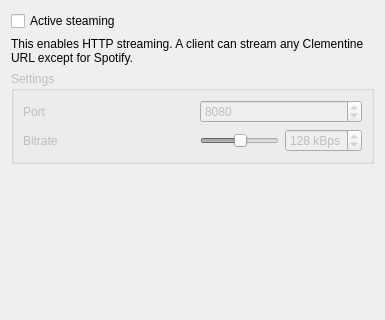
The window that src/ui/streamingsettingspage.ui (clementine-player/Clementine) describes before a commit, drawn with Qt 5; both pictures show x 0 to 385 and y 0 to 320 of the 385 by 528 pixel window.
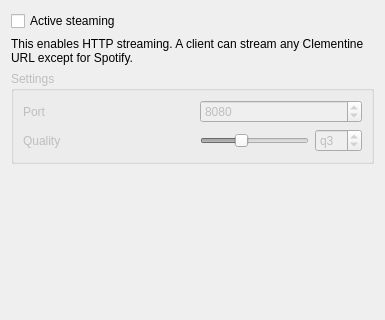
The same window after the commit.

Commit message: - Use quality instead of bitrate. - pagestep for slidebar is now one.

```diff
--- a/src/ui/streamingsettingspage.ui
+++ b/src/ui/streamingsettingspage.ui
@@ -84,7 +84,7 @@
       <item row="2" column="0">
        <widget class="QLabel" name="label_2">
         <property name="text">
-         <string>Bitrate</string>
+         <string>Quality</string>
         </property>
        </widget>
       </item>
@@ -92,11 +92,17 @@
        <layout class="QHBoxLayout" name="horizontalLayout">
         <item>
          <widget class="QSlider" name="bitrate_slider">
+          <property name="minimum">
+           <number>-1</number>
+          </property>
           <property name="maximum">
-           <number>250</number>
+           <number>10</number>
+          </property>
+          <property name="pageStep">
+           <number>1</number>
           </property>
           <property name="value">
-           <number>128</number>
+           <number>3</number>
           </property>
           <property name="orientation">
            <enum>Qt::Horizontal</enum>
@@ -106,13 +112,19 @@
         <item>
          <widget class="QSpinBox" name="bitrate_box">
           <property name="suffix">
-           <string> kBps</string>
+           <string/>
+          </property>
+          <property name="prefix">
+           <string>q</string>
+          </property>
+          <property name="minimum">
+           <number>-1</number>
           </property>
           <property name="maximum">
-           <number>250</number>
+           <number>10</number>
           </property>
           <property name="value">
-           <number>128</number>
+           <number>3</number>
           </property>
          </widget>
         </item>
```
The commit also changes 3 other files.
